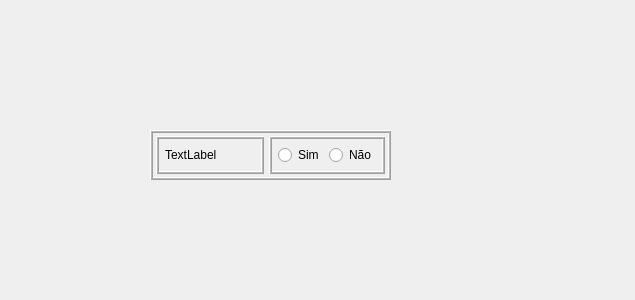
The window that qt/src/views/ingrediente_group.ui (antoniofernandodj/Chickie) describes before a commit, drawn with Qt 5.
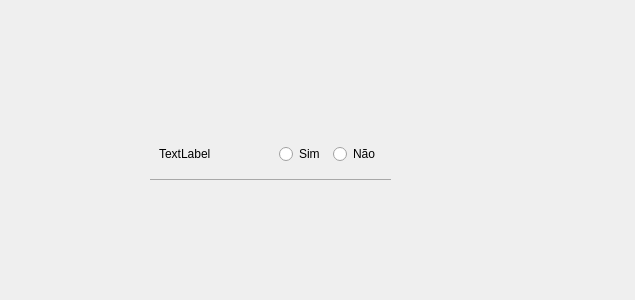
The same window after the commit.

```diff
--- a/qt/src/views/ingrediente_group.ui
+++ b/qt/src/views/ingrediente_group.ui
@@ -14,7 +14,13 @@
    <string>Form</string>
   </property>
   <property name="styleSheet">
-   <string notr="true"/>
+   <string notr="true">#frame {
+  border: 0px;
+  border-bottom-width: 1px;
+  border-bottom-style: solid;
+  border-bottom-color: rgba(0,0,0,0.3);
+}
+</string>
   </property>
   <widget class="QFrame" name="frame">
    <property name="geometry">
@@ -47,7 +53,7 @@
     <string notr="true"/>
    </property>
    <property name="frameShape">
-    <enum>QFrame::Box</enum>
+    <enum>QFrame::StyledPanel</enum>
    </property>
    <property name="frameShadow">
     <enum>QFrame::Raised</enum>
@@ -77,7 +83,7 @@
        <string notr="true"/>
       </property>
       <property name="frameShape">
-       <enum>QFrame::Box</enum>
+       <enum>QFrame::NoFrame</enum>
       </property>
       <property name="frameShadow">
        <enum>QFrame::Raised</enum>
@@ -126,7 +132,7 @@
        </size>
       </property>
       <property name="frameShape">
-       <enum>QFrame::Box</enum>
+       <enum>QFrame::NoFrame</enum>
       </property>
       <property name="frameShadow">
        <enum>QFrame::Raised</enum>
```
